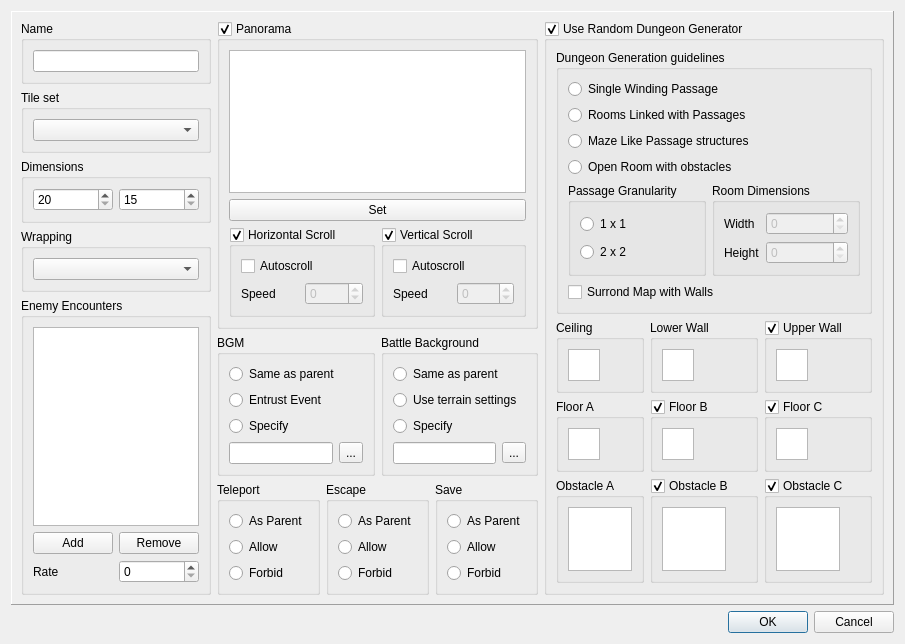
Old version of the form src/ui/maptree/map_properties_dialog.ui in the repository EasyRPG/Editor.
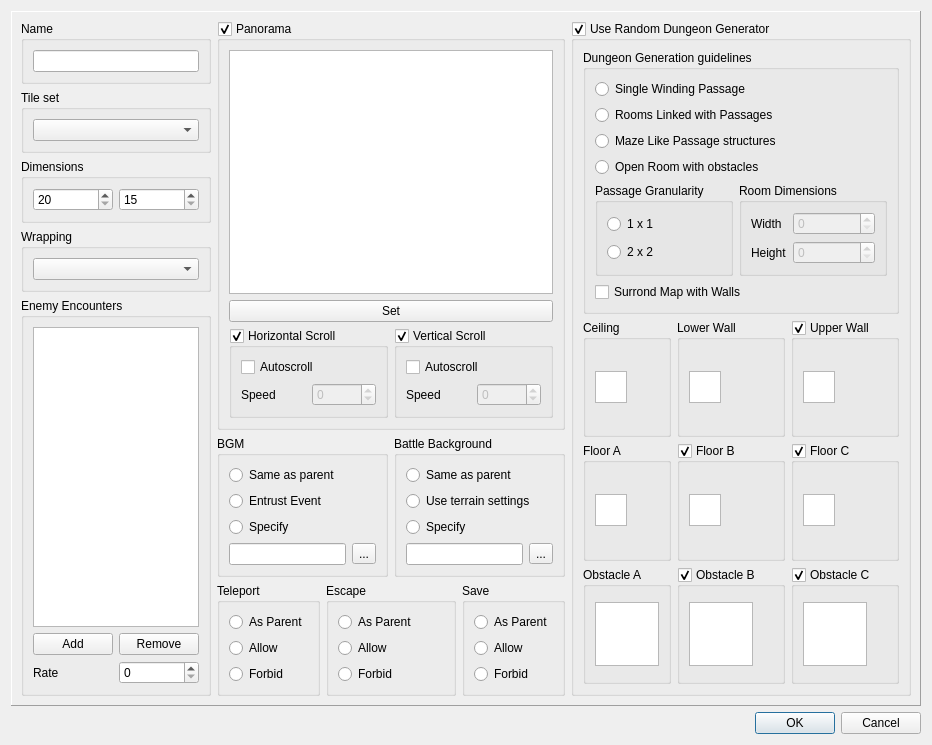
New version of the form.

Commit message:
Change panorama picker preview size
The preview of the panorama picker is now always 324x244
(Panorama picture size plus view border size).

Patch:
```diff
--- a/src/ui/maptree/map_properties_dialog.ui
+++ b/src/ui/maptree/map_properties_dialog.ui
@@ -166,7 +166,20 @@
           </property>
           <layout class="QGridLayout" name="layoutPanorama">
            <item row="0" column="0" colspan="2">
-            <widget class="QGraphicsView" name="graphicsPanorama"/>
+            <widget class="QGraphicsView" name="graphicsPanorama">
+             <property name="minimumSize">
+              <size>
+               <width>324</width>
+               <height>244</height>
+              </size>
+             </property>
+             <property name="maximumSize">
+              <size>
+               <width>324</width>
+               <height>244</height>
+              </size>
+             </property>
+            </widget>
            </item>
            <item row="1" column="0" colspan="2">
             <widget class="QPushButton" name="pushSetPanorama">
```
The commit also changes 1 other file.
